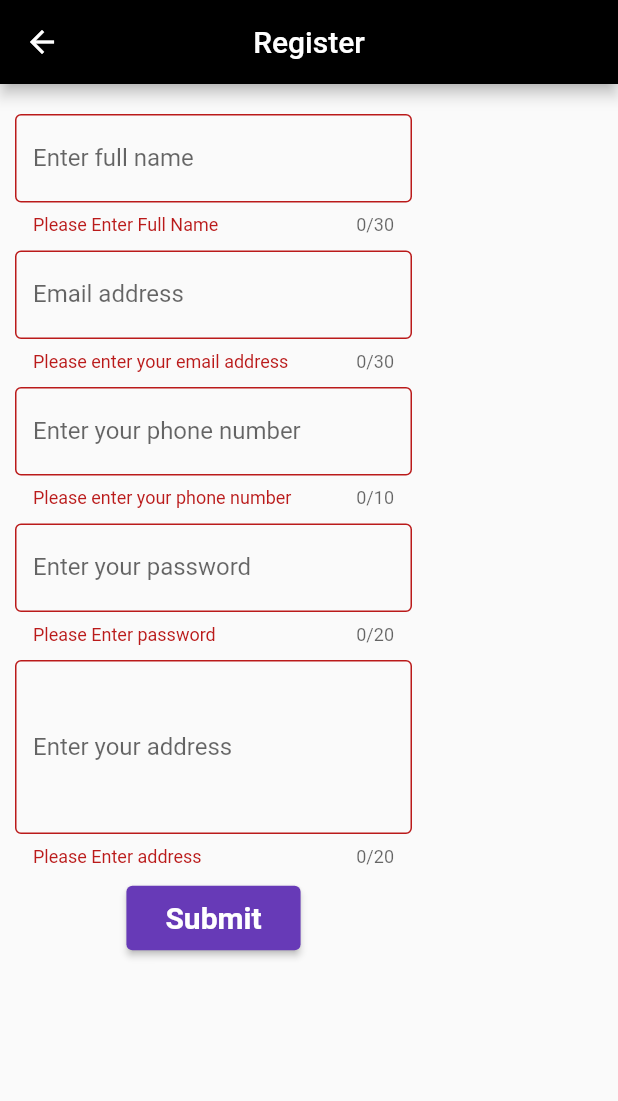
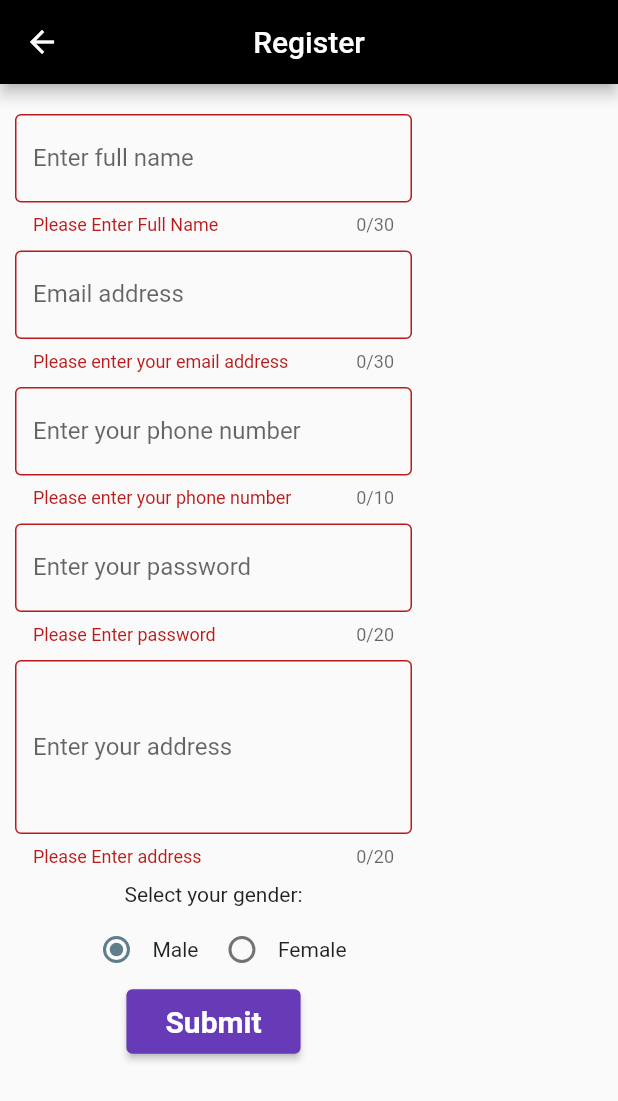
Before and after one commit to Premosh/flutter_project, a Flutter app: the Register screen opened by its route, after a tap on "Submit", on a phone screen of 412 x 824 dp. Shown: the top 1101 px of the screen. Run offline on Flutter 3.47's test engine with Material 3 defaults, Android fonts, the phone set to English and light mode, and no system bars; our stand-ins replace cloud_firestore, dio, firebase_auth, firebase_core, flutter_svg; accounts and stored records are empty.

Commit message:
25th Feb

```diff
--- /dev/null
+++ b/lib/model/user_model.dart
@@ -0,0 +1,27 @@
+class UserModel {
+  String? uId;
+  String? fullName;
+  String? emailAddress;
+  String? number;
+  String? address;
+  String? gender;
+
+  UserModel(
+      {this.uId,
+      this.fullName,
+      this.emailAddress,
+      this.number,
+      this.address,
+      this.gender});
+
+  toJson() {
+    return {
+      'id': uId,
+      'fullName': fullName,
+      'email': emailAddress,
+      'contact': number,
+      'address': address,
+      'gender': gender
+    };
+  }
+}
--- a/lib/registration_form.dart
+++ b/lib/registration_form.dart
@@ -1,16 +1,33 @@
+import 'package:firebase_auth/firebase_auth.dart';
 import 'package:flutter/material.dart';
+import 'package:whatever/model/user_model.dart';
 import 'package:whatever/service/firebase_auth_service.dart';
+import 'package:whatever/service/firebase_firestore_service.dart';
 
-class Register extends StatelessWidget {
+class Register extends StatefulWidget {
   Register({super.key});
 
-  final _formKey= GlobalKey<FormState>(); //underscore : private
-  final _fullNameController=TextEditingController();
-  final _emailAddressController=TextEditingController();
-  final _phoneNumberController=TextEditingController();
-  final _passwordController=TextEditingController();
-  final _streetAddressController=TextEditingController();
-  final _emailRegexPattern = r"^[a-zA-Z0-9.a-zA-Z0-9.!#$%&'*+-/=?^_`{|}~]+@[a-zA-Z0-9]+\.[a-zA-Z]+";
+  @override
+  State<Register> createState() => _RegisterState();
+}
+
+class _RegisterState extends State<Register> {
+  final _formKey = GlobalKey<FormState>();
+ //underscore : private
+  final _fullNameController = TextEditingController();
+
+  final _emailAddressController = TextEditingController();
+
+  final _phoneNumberController = TextEditingController();
+
+  final _passwordController = TextEditingController();
+
+  final _streetAddressController = TextEditingController();
+
+  final _emailRegexPattern =
+      r"^[a-zA-Z0-9.a-zA-Z0-9.!#$%&'*+-/=?^_`{|}~]+@[a-zA-Z0-9]+\.[a-zA-Z]+";
+
+  String gender = 'Male';
 
   @override
   Widget build(BuildContext context) {
@@ -23,8 +40,8 @@ class Register extends StatelessWidget {
         key: _formKey,
         child: SingleChildScrollView(
           child: Container(
-            padding: EdgeInsets.only(left: 10,top: 20),
-            width: MediaQuery.of(context).size.width/1.5,
+            padding: EdgeInsets.only(left: 10, top: 20),
+            width: MediaQuery.of(context).size.width / 1.5,
             child: Column(
               children: [
                 TextFormField(
@@ -35,16 +52,14 @@ class Register extends StatelessWidget {
                     border: OutlineInputBorder(),
                     labelText: 'Enter full name',
                   ),
-                  validator: (fullNameValue){
-                    if (fullNameValue==null || fullNameValue.trim().isEmpty){
+                  validator: (fullNameValue) {
+                    if (fullNameValue == null || fullNameValue.trim().isEmpty) {
                       return 'Please Enter Full Name';
                     }
                     return null;
                   },
                 ),
-
                 SizedBox(height: 10),
-
                 TextFormField(
                   controller: _emailAddressController,
                   maxLength: 30,
@@ -53,20 +68,18 @@ class Register extends StatelessWidget {
                     border: OutlineInputBorder(),
                     labelText: 'Email address',
                   ),
-                  validator: (emailValue){
-                    if (emailValue==null || emailValue.trim().isEmpty){
+                  validator: (emailValue) {
+                    if (emailValue == null || emailValue.trim().isEmpty) {
                       return 'Please enter your email address';
                     }
-                    final regex= RegExp(_emailRegexPattern);
-                    if (!regex.hasMatch(emailValue)){
-                      return'Please enter a valid email';
+                    final regex = RegExp(_emailRegexPattern);
+                    if (!regex.hasMatch(emailValue)) {
+                      return 'Please enter a valid email';
                     }
                     return null;
                   },
                 ),
-
                 SizedBox(height: 10),
-
                 TextFormField(
                   controller: _phoneNumberController,
                   keyboardType: TextInputType.phone,
@@ -75,75 +88,121 @@ class Register extends StatelessWidget {
                     border: OutlineInputBorder(),
                     labelText: 'Enter your phone number',
                   ),
-                  validator: (phoneNumberValue){
-                    if (phoneNumberValue==null || phoneNumberValue.trim().isEmpty){
+                  validator: (phoneNumberValue) {
+                    if (phoneNumberValue == null ||
+                        phoneNumberValue.trim().isEmpty) {
                       return 'Please enter your phone number';
                     }
                     return null;
                   },
                 ),
-
                 SizedBox(height: 10),
-
                 TextFormField(
                   controller: _passwordController,
                   keyboardType: TextInputType.visiblePassword,
                   maxLength: 20,
-                  obscureText: true,  //making non visible password
+                  obscureText: true,
+                  //making non visible password
                   decoration: InputDecoration(
                     border: OutlineInputBorder(),
                     labelText: 'Enter your password',
                   ),
-                  validator: (passwordValue){
-                    if (passwordValue==null || passwordValue.trim().isEmpty){
+                  validator: (passwordValue) {
+                    if (passwordValue == null || passwordValue.trim().isEmpty) {
                       return 'Please Enter password';
                     }
                     return null;
                   },
                 ),
-
                 SizedBox(height: 10),
-
                 TextFormField(
                   controller: _streetAddressController,
                   keyboardType: TextInputType.streetAddress,
                   maxLength: 20,
-                  maxLines: 4, //lines or height of box
+                  maxLines: 4,
+                  //lines or height of box
                   decoration: InputDecoration(
                     border: OutlineInputBorder(),
                     labelText: 'Enter your address',
                   ),
-                  validator: (streetAddressValue){
-                    if (streetAddressValue==null || streetAddressValue.trim().isEmpty){
+                  validator: (streetAddressValue) {
+                    if (streetAddressValue == null ||
+                        streetAddressValue.trim().isEmpty) {
                       return 'Please Enter address';
                     }
                     return null;
                   },
                 ),
-
                 SizedBox(height: 10),
-
+                Text('Select your gender:'),
+                SizedBox(height: 5,),
+                Wrap(
+                  crossAxisAlignment: WrapCrossAlignment.center,
+                  children: [
+                    Radio(
+                        value: "Male",
+                        groupValue: gender,
+                        onChanged: (newValue){
+                          setState(() {
+                            if(newValue!=null){
+                              gender = newValue;
+                            }
+                          });
+                    }),
+                    Text('Male'),
+                    SizedBox(width: 5,),
+                    Radio(
+                        value: 'Female',
+                        groupValue: gender,
+                        onChanged: (newValue){
+                          setState(() {
+                            if(newValue!=null){
+                              gender=newValue;
+                            }
+                          });
+                    }),
+                    Text('Female'),
+                  ],
+                ),
                 ElevatedButton(
-                  onPressed: (){
-                    if (_formKey.currentState!=null){
-                      if (_formKey.currentState!.validate()){
-                        final email=_emailAddressController.text;
-                        final password=_passwordController.text;
-                        final firebaseAuthService= FirebaseAuthService();
-                        firebaseAuthService.signUpUserWithEmailAndPassword(email, password);
+                  onPressed: () async {
+                    if (_formKey.currentState != null) {
+                      if (_formKey.currentState!.validate()) {
+                        final email = _emailAddressController.text;
+                        final password = _passwordController.text;
+                        final firebaseAuthService = await FirebaseAuthService();
+                        final User? user= await firebaseAuthService.signUpUserWithEmailAndPassword(
+                            email, password);
+                        if (user != null) {
+                          final userModel = UserModel(
+                            uId: user.uid,
+                            fullName: _fullNameController.text,
+                            emailAddress: _emailAddressController.text,
+                            number: _phoneNumberController.text,
+                            address: _streetAddressController.text,
+                            gender: gender,
+                          );
+                          FirebaseFirestoreService().signUpUser(userModel: userModel);
+                          //Navigator.of(context).pushReplacementNamed('/login');
+                        } else {
+                          print('Register Error');
+                        }
                       }
                     }
                   },
                   child: Padding(
                     padding: const EdgeInsets.all(10),
-                    child: Text('Submit',style: TextStyle(color: Colors.white,fontWeight: FontWeight.bold,fontSize: 20),),
+                    child: Text(
+                      'Submit',
+                      style: TextStyle(
+                          color: Colors.white,
+                          fontWeight: FontWeight.bold,
+                          fontSize: 20),
+                    ),
                   ),
-                  style: ElevatedButton.styleFrom(backgroundColor: Colors.deepPurple),
-
+                  style: ElevatedButton.styleFrom(
+                      backgroundColor: Colors.deepPurple),
                 ),
-
-
-
               ],
             ),
           ),
--- a/lib/service/firebase_firestore_service.dart
+++ b/lib/service/firebase_firestore_service.dart
@@ -1,4 +1,5 @@
 import 'package:cloud_firestore/cloud_firestore.dart';
+import 'package:whatever/model/user_model.dart';
 
 class FirebaseFirestoreService {
   final firebaseFirestore = FirebaseFirestore.instance;
@@ -34,4 +35,17 @@ class FirebaseFirestoreService {
       print('Error getting user details $e');
     }
   }
+
+  ///Function to get value from firebase.
+  void signUpUser({required UserModel userModel}) async {
+    try {
+      CollectionReference _usersCollection =
+          await firebaseFirestore.collection('users');
+      await _usersCollection
+          .add(userModel.toJson())
+          .whenComplete(() => print('User Created'));
+    } catch (e) {
+      print('Something went wrong :( !!!');
+    }
+  }
 }
```
